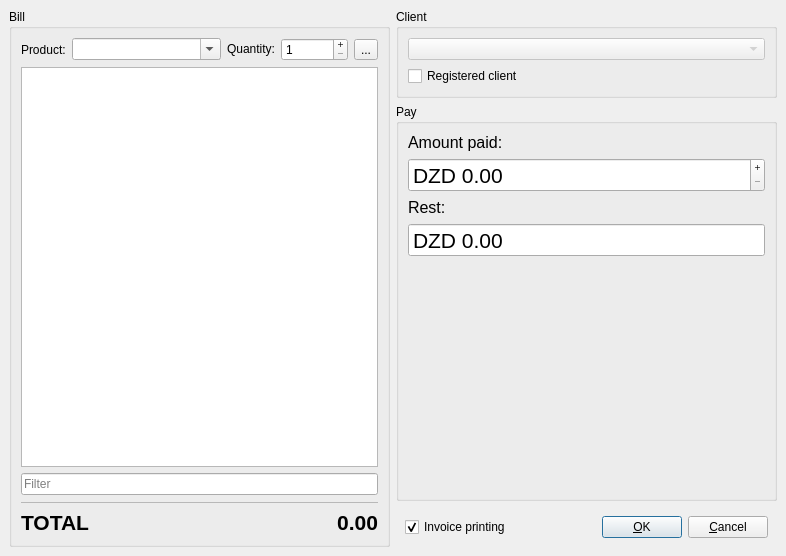
This is POS-System/sellingform.ui in AbdelkarimYT/Leaf as Qt 5 draws it before an edit. The edited form follows.
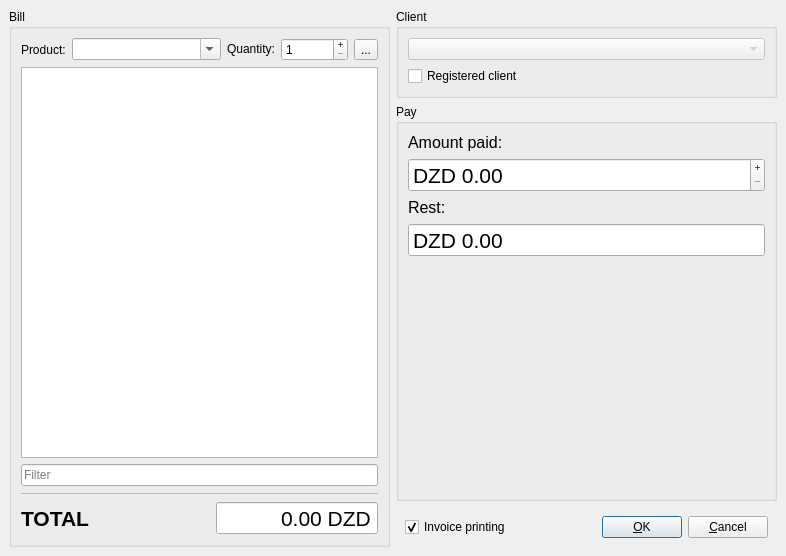
This is the edited form. Icons and pictures are not drawn.

```diff
--- a/POS-System/sellingform.ui
+++ b/POS-System/sellingform.ui
@@ -320,6 +320,9 @@
       </item>
       <item>
        <widget class="QTableView" name="itemsTabel">
+        <property name="alternatingRowColors">
+         <bool>true</bool>
+        </property>
         <property name="selectionMode">
          <enum>QAbstractItemView::ExtendedSelection</enum>
         </property>
@@ -387,20 +390,39 @@
          </spacer>
         </item>
         <item>
-         <widget class="QLabel" name="total_num">
+         <widget class="QDoubleSpinBox" name="total">
           <property name="font">
            <font>
             <pointsize>16</pointsize>
-            <weight>75</weight>
-            <bold>true</bold>
            </font>
           </property>
-          <property name="text">
-           <string>0.00</string>
+          <property name="wrapping">
+           <bool>false</bool>
+          </property>
+          <property name="frame">
+           <bool>true</bool>
           </property>
           <property name="alignment">
            <set>Qt::AlignRight|Qt::AlignTrailing|Qt::AlignVCenter</set>
           </property>
+          <property name="readOnly">
+           <bool>true</bool>
+          </property>
+          <property name="buttonSymbols">
+           <enum>QAbstractSpinBox::NoButtons</enum>
+          </property>
+          <property name="prefix">
+           <string/>
+          </property>
+          <property name="suffix">
+           <string> DZD</string>
+          </property>
+          <property name="maximum">
+           <double>10000000000000000.000000000000000</double>
+          </property>
+          <property name="singleStep">
+           <double>0.500000000000000</double>
+          </property>
          </widget>
         </item>
        </layout>
```
Left out of the diff: 3 changed lines with no effect on the pictures.
